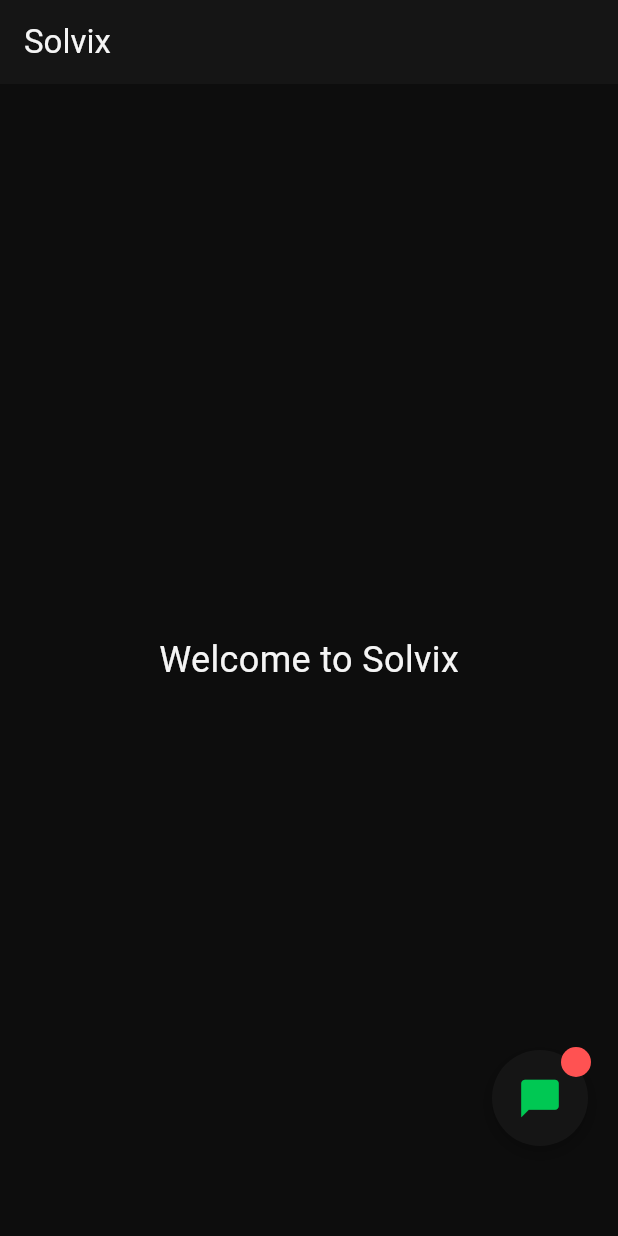
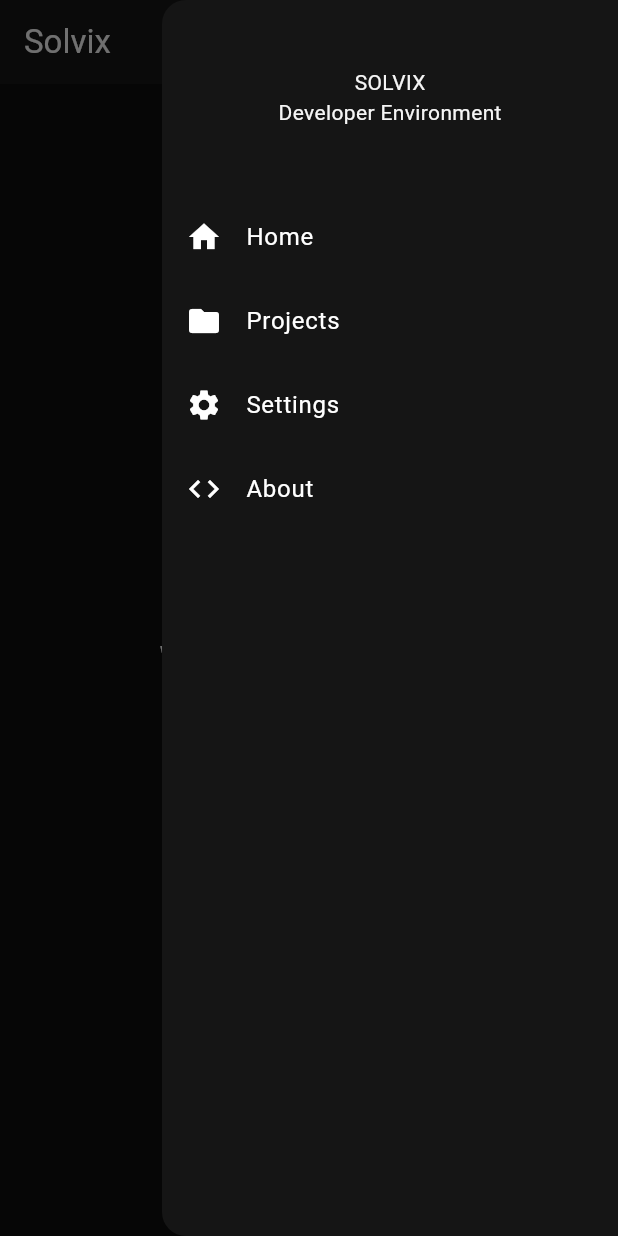
Before and after one commit to chancenotaro/Solvix, a Flutter app: the screen it shows after launch, with the side drawer open (before the commit the screen has no drawer), on a phone screen of 412 x 824 dp. Run offline on Flutter 3.47's test engine with Material 3 defaults, Android fonts, the phone set to English and light mode, and no system bars.

Commit message:
Added Global Navigation Drawer

```diff
--- a/lib/main.dart
+++ b/lib/main.dart
@@ -1,6 +1,7 @@
 import 'package:flutter/material.dart';
-import 'widgets/lumen_bubble.dart';
+import 'widgets/lumen/lumen_bubble.dart';
 import 'theme/solvix_theme.dart';
+import 'widgets/global_nav_drawer.dart';
 
 void main() {
   runApp(const SolvixApp());
@@ -28,6 +29,18 @@
     return Scaffold(
       appBar: AppBar(
         title: Text('Solvix'),
+        actions: [
+          Builder(
+            builder: (context) {
+              return IconButton(
+                icon: const Icon(Icons.menu),
+                onPressed:() {
+                  Scaffold.of(context).openEndDrawer();
+                },
+              );
+            },
+          ),
+        ],
     ),
       body: Stack(
         children: [
@@ -36,10 +49,12 @@
               'Welcome to Solvix',
               style: TextStyle(fontSize: 24),
             ),
+
           ),
           const LumenBubble(),
-        ],
+       ],
       ),
+      endDrawer: const GlobalDrawer(),
     );
   }
 }
--- /dev/null
+++ b/lib/widgets/global_nav_drawer.dart
@@ -0,0 +1,49 @@
+import 'package:flutter/material.dart';
+
+class GlobalDrawer extends StatelessWidget{
+  const GlobalDrawer({super.key});
+
+  @override
+  Widget build(BuildContext context){
+
+    return Drawer(
+      backgroundColor: Theme.of(context).colorScheme.surface,
+      child: Column(
+        children: [
+          Container(
+            height: 130,
+            child: Column(
+              crossAxisAlignment: CrossAxisAlignment.center,
+              mainAxisAlignment: MainAxisAlignment.center,
+              children:[
+               Text('SOLVIX'),
+               Text('Developer Environment'),
+              ],
+            ),
+          ),
+          ListTile(
+            leading: Icon(Icons.home),
+            title: Text('Home'),
+          ),
+          ListTile(
+            leading: Icon(Icons.folder),
+            title: Text('Projects'),
+
+          ),
+          ListTile(
+            leading: Icon(Icons.settings),
+            title: Text('Settings'),
+          ),
+          ListTile(
+            leading: Icon(Icons.code),
+            title: Text('About'),
+          ),
+        ]
+
+      )
+
+    );
+
+  }
+
+}
--- a/lib/widgets/lumen_bubble.dart
+++ b/lib/widgets/lumen/lumen_bubble.dart
@@ -12,6 +12,8 @@
   Offset? position;
 
   bool isOpen = false;
+
+  Offset? savedPosition;
 
   @override
   Widget build(BuildContext context) {
@@ -61,7 +63,14 @@
 
         onTap: () {
           setState((){
-            isOpen = !isOpen;
+            if(!isOpen){
+              savedPosition = position;
+
+              isOpen = true;
+            }else{
+             position = savedPosition;
+             isOpen = false;
+            }
           });
         },
 
```
Also changed, not shown: lib/widgets/lumen/lumen_chat.dart (renamed from lib/widgets/lumen_chat.dart).
